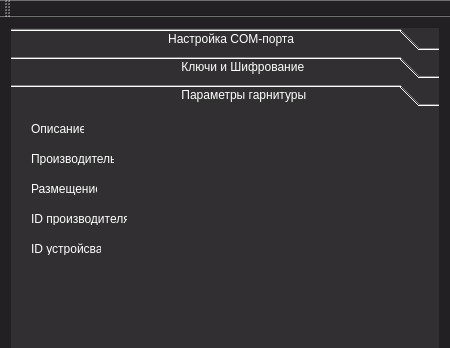
Qt form ApplicBeta/mainwindow.ui (SlavaZhuck/HandsFree_Qt) before a commit; both pictures show x 0 to 450 and y 0 to 348 of the 450 by 682 pixel window.
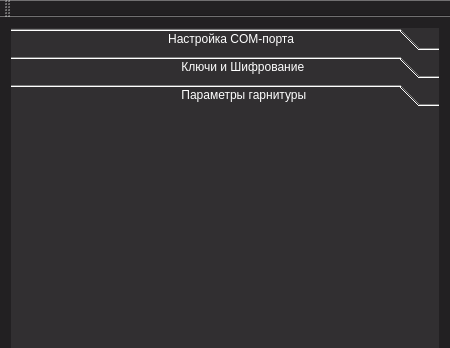
The same form after that commit. The open tabs and pages were chosen to show the change.

The edit to the form file:
```diff
--- a/ApplicBeta/mainwindow.ui
+++ b/ApplicBeta/mainwindow.ui
@@ -357,71 +357,6 @@
        <attribute name="label">
         <string>                                                  Параметры гарнитуры</string>
        </attribute>
-       <widget class="QLabel" name="label">
-        <property name="geometry">
-         <rect>
-          <x>20</x>
-          <y>10</y>
-          <width>53</width>
-          <height>13</height>
-         </rect>
-        </property>
-        <property name="text">
-         <string>Описание:</string>
-        </property>
-       </widget>
-       <widget class="QLabel" name="label_2">
-        <property name="geometry">
-         <rect>
-          <x>20</x>
-          <y>40</y>
-          <width>83</width>
-          <height>13</height>
-         </rect>
-        </property>
-        <property name="text">
-         <string>Производитель:</string>
-        </property>
-       </widget>
-       <widget class="QLabel" name="label_3">
-        <property name="geometry">
-         <rect>
-          <x>20</x>
-          <y>70</y>
-          <width>66</width>
-          <height>13</height>
-         </rect>
-        </property>
-        <property name="text">
-         <string>Размещение:</string>
-        </property>
-       </widget>
-       <widget class="QLabel" name="label_4">
-        <property name="geometry">
-         <rect>
-          <x>20</x>
-          <y>100</y>
-          <width>96</width>
-          <height>13</height>
-         </rect>
-        </property>
-        <property name="text">
-         <string>ID производителя:</string>
-        </property>
-       </widget>
-       <widget class="QLabel" name="label_5">
-        <property name="geometry">
-         <rect>
-          <x>20</x>
-          <y>130</y>
-          <width>70</width>
-          <height>13</height>
-         </rect>
-        </property>
-        <property name="text">
-         <string>ID устройсва:</string>
-        </property>
-       </widget>
       </widget>
      </widget>
     </item>
```
